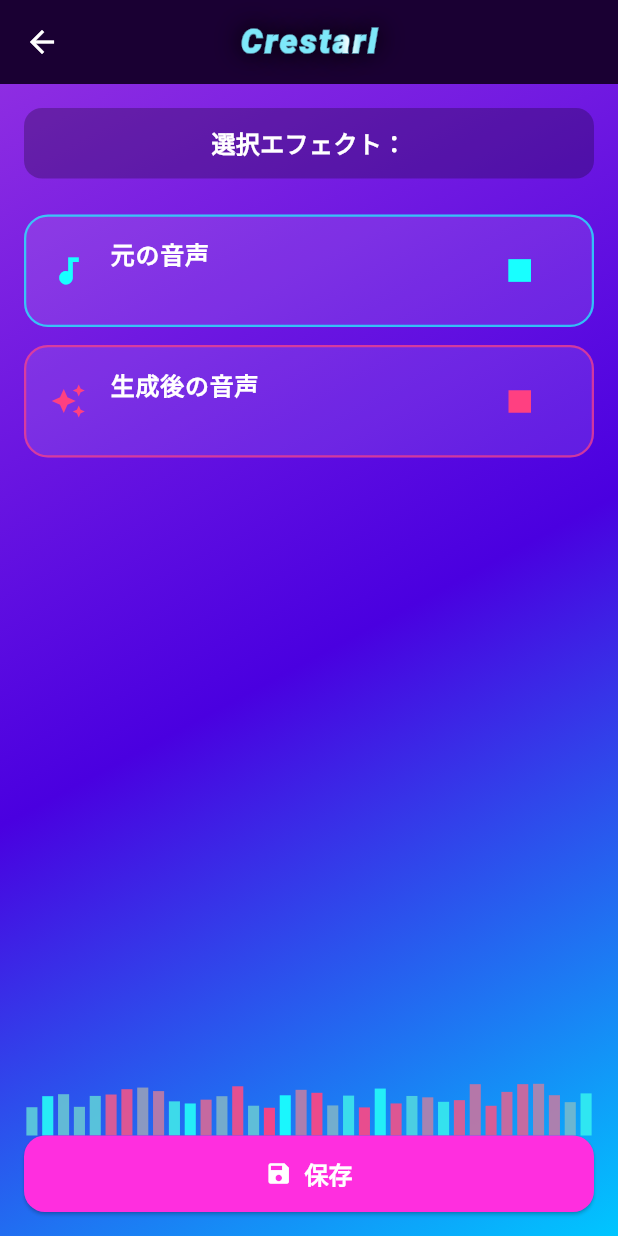
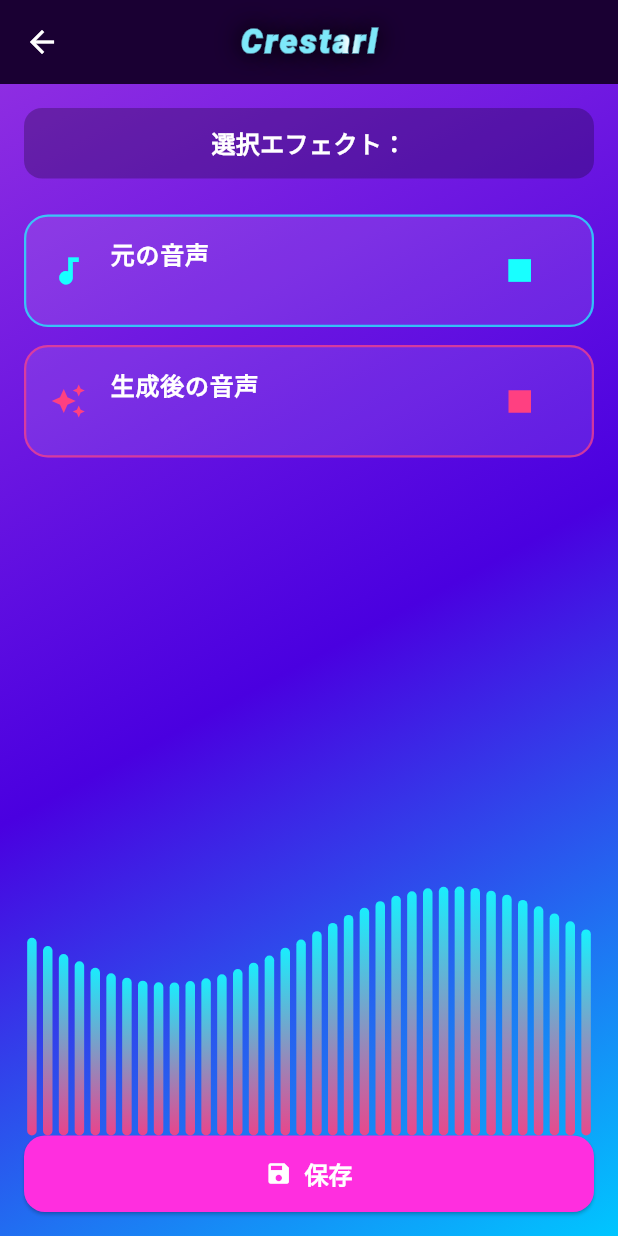
Before and after one commit to p2hacks2025/post-03, a Flutter app: the ResultPage screen opened directly with empty values, after a tap on the "play arrow" icon, on a phone screen of 412 x 824 dp. Run offline on Flutter 3.47's test engine with Material 3 defaults, Android fonts, the phone set to English and light mode, and no system bars; our stand-ins replace audioplayers, file_picker.

Commit message:
完成したかもしれないかもしれない

```diff
--- a/lib/pages/result_page.dart
+++ b/lib/pages/result_page.dart
@@ -3,6 +3,13 @@
 import 'dart:math';
 import 'package:flutter/material.dart';
 import 'package:audioplayers/audioplayers.dart';
+
+const Map<String, String> effectNameJa = {
+  'simple': 'シンプル',
+  'kirakira': 'キラキラ',
+  'night': 'ナイト',
+};
+
 
 class ResultPage extends StatefulWidget {
   final File originalAudio;
@@ -41,8 +48,8 @@
     _fadeTimer?.cancel();
     _fadeTimer = Timer.periodic(const Duration(milliseconds: 120), (timer) {
       volume += 0.03;
-      if (volume >= 0.25) {
-        volume = 0.25;
+      if (volume >= 0.12) {
+        volume = 0.12;
         timer.cancel();
       }
       _cheerPlayer.setVolume(volume);
@@ -149,21 +156,6 @@
         _isPlaying && _current?.path == widget.processedAudio.path;
 
     return Scaffold(
-      // appBar: AppBar(
-      //   title: const Text(
-      //     'KiraStar Result',
-      //     style: TextStyle(
-      //       fontStyle: FontStyle.italic,
-      //       fontWeight: FontWeight.w700,
-      //       fontSize: 22,
-      //       letterSpacing: 1.2,
-      //       color: Colors.white,
-      //       shadows: [Shadow(blurRadius: 12, color: Colors.cyanAccent)],
-      //     ),
-      //   ),
-      //   backgroundColor: const Color(0xFF1A0033),
-      //   elevation: 0,
-      // ),
       appBar: AppBar(
         backgroundColor: const Color(0xFF1A0033),
         foregroundColor: Colors.white,
@@ -264,7 +256,7 @@
                     color: Colors.black.withOpacity(0.25),
                   ),
                   child: Text(
-                    '選択エフェクト：${widget.effectStyle}',
+                    '選択エフェクト：${effectNameJa[widget.effectStyle] ?? widget.effectStyle}',
                     style: const TextStyle(
                       color: Colors.white,
                       fontSize: 16,
@@ -319,7 +311,7 @@
                   onPressed: () {
                     ScaffoldMessenger.of(
                       context,
-                    ).showSnackBar(const SnackBar(content: Text('保存しました（仮）')));
+                    ).showSnackBar(const SnackBar(content: Text('保存しました')));
                   },
                   icon: const Icon(Icons.save),
                   label: const Text(
@@ -376,6 +368,52 @@
   }
 }
 
+class _WaveBarPainter extends CustomPainter {
+  final double t;
+  _WaveBarPainter(this.t);
+
+  @override
+  void paint(Canvas canvas, Size size) {
+    final barCount = 36;
+    final barWidth = size.width / barCount;
+    final baseY = size.height;
+
+    for (int i = 0; i < barCount; i++) {
+      final phase = (i / barCount * 2 * pi) + (t * 2 * pi);
+      final height = (sin(phase) + 4) * 0.5 * size.height * 0.8 + 6;
+
+      final paint = Paint()
+        ..shader =
+            LinearGradient(
+              begin: Alignment.bottomCenter,
+              end: Alignment.topCenter,
+              colors: [
+                Colors.pinkAccent.withOpacity(0.9),
+                Colors.cyanAccent.withOpacity(0.9),
+              ],
+            ).createShader(
+              Rect.fromLTWH(i * barWidth, baseY - height, barWidth, height),
+            );
+
+      canvas.drawRRect(
+        RRect.fromRectAndRadius(
+          Rect.fromLTWH(
+            i * barWidth + barWidth * 0.2,
+            baseY - height,
+            barWidth * 0.6,
+            height,
+          ),
+          const Radius.circular(6),
+        ),
+        paint,
+      );
+    }
+  }
+
+  @override
+  bool shouldRepaint(covariant CustomPainter oldDelegate) => true;
+}
+
 // class _WaveBarPainter extends CustomPainter {
 //   final double t;
 //   _WaveBarPainter(this.t);
@@ -386,32 +424,37 @@
 //     final barWidth = size.width / barCount;
 //     final baseY = size.height;
 
+//     // 拍（ドンの瞬間が一番強い）
+//     final beat = 1 - t;
+//     final punch = pow(beat, 2).toDouble();
+
 //     for (int i = 0; i < barCount; i++) {
-//       final phase = (i / barCount * 2 * pi) + (t * 2 * pi);
-//       final height = (sin(phase) + 1) * 0.5 * size.height * 0.8 + 6;
+//       final rand = Random(i);
+
+//       // 各バーの個性
+//       final delay = rand.nextDouble() * 0.25; // 反応遅延
+//       final strength = 0.6 + rand.nextDouble() * 0.6; // 強さ
+//       final noise = rand.nextDouble() * 0.15; // 微揺れ
+
+//       // バーごとの拍反応
+//       final local = max(0.0, punch - delay) * strength + noise;
+
+//       final height = size.height * (0.15 + 0.85 * local);
 
 //       final paint = Paint()
-//         ..shader =
-//             LinearGradient(
-//               begin: Alignment.bottomCenter,
-//               end: Alignment.topCenter,
-//               colors: [
-//                 Colors.pinkAccent.withOpacity(0.9),
-//                 Colors.cyanAccent.withOpacity(0.9),
-//               ],
-//             ).createShader(
-//               Rect.fromLTWH(i * barWidth, baseY - height, barWidth, height),
-//             );
+//         ..color = Color.lerp(
+//           Colors.pinkAccent,
+//           Colors.cyanAccent,
+//           rand.nextDouble(),
+//         )!.withOpacity(0.95);
 
-//       canvas.drawRRect(
-//         RRect.fromRectAndRadius(
-//           Rect.fromLTWH(
-//             i * barWidth + barWidth * 0.2,
-//             baseY - height,
-//             barWidth * 0.6,
-//             height,
-//           ),
-//           const Radius.circular(6),
+//       // □ ブロックで描画
+//       canvas.drawRect(
+//         Rect.fromLTWH(
+//           i * barWidth + barWidth * 0.15,
+//           baseY - height,
+//           barWidth * 0.7,
+//           height,
 //         ),
 //         paint,
 //       );
@@ -421,54 +464,3 @@
 //   @override
 //   bool shouldRepaint(covariant CustomPainter oldDelegate) => true;
 // }
-
-class _WaveBarPainter extends CustomPainter {
-  final double t;
-  _WaveBarPainter(this.t);
-
-  @override
-  void paint(Canvas canvas, Size size) {
-    final barCount = 36;
-    final barWidth = size.width / barCount;
-    final baseY = size.height;
-
-    // 拍（ドンの瞬間が一番強い）
-    final beat = 1 - t;
-    final punch = pow(beat, 2).toDouble();
-
-    for (int i = 0; i < barCount; i++) {
-      final rand = Random(i);
-
-      // 各バーの個性
-      final delay = rand.nextDouble() * 0.25; // 反応遅延
-      final strength = 0.6 + rand.nextDouble() * 0.6; // 強さ
-      final noise = rand.nextDouble() * 0.15; // 微揺れ
-
-      // バーごとの拍反応
-      final local = max(0.0, punch - delay) * strength + noise;
-
-      final height = size.height * (0.15 + 0.85 * local);
-
-      final paint = Paint()
-        ..color = Color.lerp(
-          Colors.pinkAccent,
-          Colors.cyanAccent,
-          rand.nextDouble(),
-        )!.withOpacity(0.95);
-
-      // □ ブロックで描画
-      canvas.drawRect(
-        Rect.fromLTWH(
-          i * barWidth + barWidth * 0.15,
-          baseY - height,
-          barWidth * 0.7,
-          height,
-        ),
-        paint,
-      );
-    }
-  }
-
-  @override
-  bool shouldRepaint(covariant CustomPainter oldDelegate) => true;
-}
--- a/lib/pages/upload_page.dart
+++ b/lib/pages/upload_page.dart
@@ -16,7 +16,7 @@
 class _UploadPageState extends State<UploadPage>
     with SingleTickerProviderStateMixin {
   File? _selectedAudio;
-  String _selectedStyle = 'シンプル';
+  String _selectedStyle = 'simple';
 
   late final AnimationController _shineController;
 
@@ -63,9 +63,9 @@
       if (!mounted) return;
       LoadingDialog.hide(context);
 
-      ScaffoldMessenger.of(context).showSnackBar(
-        SnackBar(content: Text('エラー: $e')),
-      );
+      ScaffoldMessenger.of(
+        context,
+      ).showSnackBar(SnackBar(content: Text('エラー: $e')));
     }
   }
 
@@ -219,28 +219,25 @@
                             color: Colors.black.withOpacity(0.25),
                             borderRadius: BorderRadius.circular(12),
                             border: Border.all(
-                              color:
-                                  Colors.cyanAccent.withOpacity(0.4),
+                              color: Colors.cyanAccent.withOpacity(0.4),
                             ),
                           ),
                           child: DropdownButtonHideUnderline(
                             child: DropdownButton<String>(
                               value: _selectedStyle,
-                              dropdownColor:
-                                  const Color(0xFF2A004F),
-                              style:
-                                  const TextStyle(color: Colors.white),
+                              dropdownColor: const Color(0xFF2A004F),
+                              style: const TextStyle(color: Colors.white),
                               items: const [
                                 DropdownMenuItem(
-                                  value: 'シンプル',
+                                  value: 'simple',
                                   child: Text('シンプル'),
                                 ),
                                 DropdownMenuItem(
-                                  value: 'キラキラ',
+                                  value: 'kirakira',
                                   child: Text('キラキラ'),
                                 ),
                                 DropdownMenuItem(
-                                  value: 'ナイト',
+                                  value: 'night',
                                   child: Text('ナイト'),
                                 ),
                               ],
@@ -260,8 +257,7 @@
                     style: ElevatedButton.styleFrom(
                       backgroundColor: const Color(0xFFFF2EDF),
                       elevation: 12,
-                      padding:
-                          const EdgeInsets.symmetric(vertical: 14),
+                      padding: const EdgeInsets.symmetric(vertical: 14),
                       shape: RoundedRectangleBorder(
                         borderRadius: BorderRadius.circular(14),
                       ),
@@ -275,7 +271,7 @@
                         fontSize: 16,
                         fontWeight: FontWeight.bold,
                         letterSpacing: 1.0,
-                        color: Colors.white
+                        color: Colors.white,
                       ),
                     ),
                   ),
```
